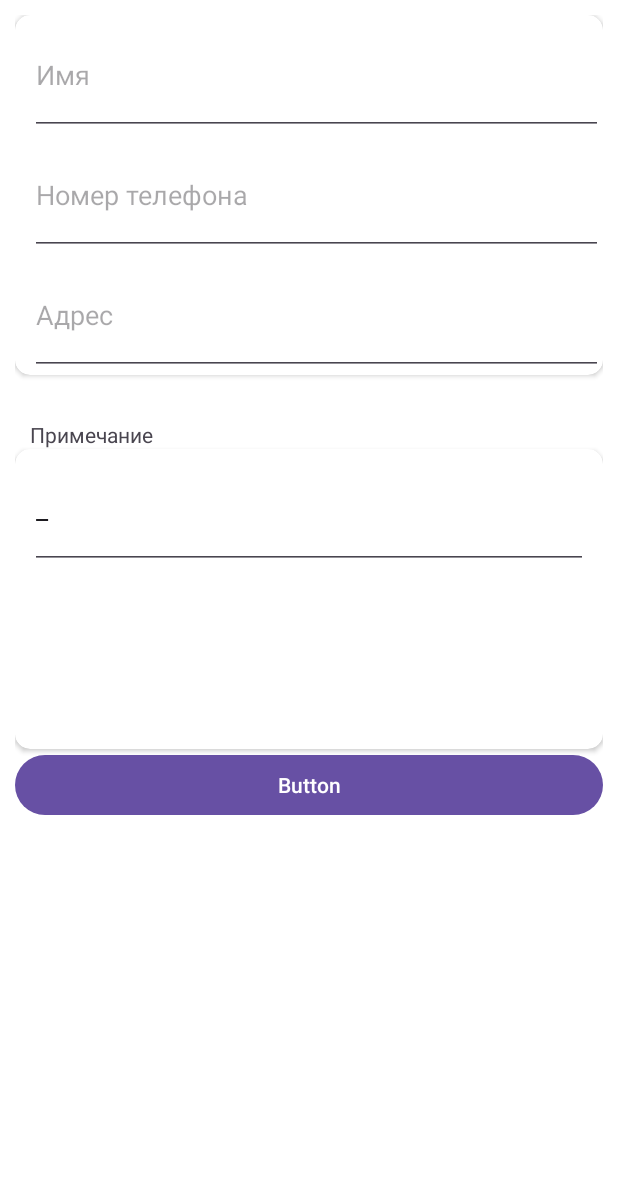
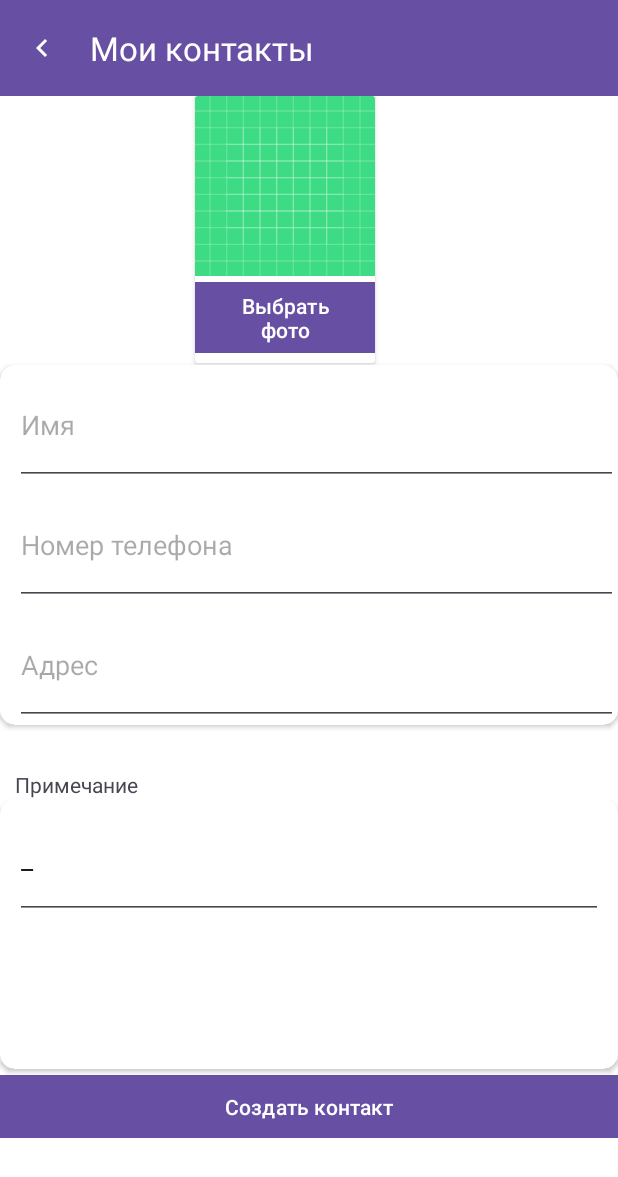
Before and after one commit to UJINNNEU/Organizer, an Android app: the AddContacts screen opened through its navigation route, on a phone screen of 412 x 824 dp. Shown: the top 1177 px of the screen. Run offline under Robolectric (Android 15) with nearby library versions, the phone set to English and light mode, and no system bars.

```diff
--- a/app/src/main/java/com/example/lab3/AddContacts.kt
+++ b/app/src/main/java/com/example/lab3/AddContacts.kt
@@ -5,18 +5,31 @@ import androidx.fragment.app.Fragment
 import android.view.LayoutInflater
 import android.view.View
 import android.view.ViewGroup
+import androidx.navigation.fragment.findNavController
+import com.example.lab3.databinding.FragmentAddContactsBinding
+import com.example.lab3.databinding.FragmentContactsBinding
 
 
 class AddContacts : Fragment() {
-
+    private var _binding: FragmentAddContactsBinding? = null
+    private val binding get() = _binding!!
 
     override fun onCreateView(
         inflater: LayoutInflater, container: ViewGroup?,
         savedInstanceState: Bundle?
     ): View? {
-        // Inflate the layout for this fragment
+        return inflater.inflate(R.layout.fragment_add_contacts, container, false)
+    }
 
-        return inflater.inflate(R.layout.fragment_add_contacts, container, false)
+    override fun onViewCreated(view: View, savedInstanceState: Bundle?) {
+        super.onViewCreated(view, savedInstanceState)
+        _binding = FragmentAddContactsBinding.bind(view)
+        binding.toolbar.setNavigationIcon(R.drawable.back)
+        binding.toolbar.setNavigationOnClickListener {
+            findNavController().navigateUp() // Закрываем фрагмент
+        }
+
+        binding.imageView3.setImageResource(R.drawable.ic_launcher_background)
     }
 
 
--- a/app/src/main/java/com/example/lab3/Contacts.kt
+++ b/app/src/main/java/com/example/lab3/Contacts.kt
@@ -36,7 +36,7 @@ class Contacts : Fragment() {
         }
         binding.toolbar.setOnMenuItemClickListener { item ->
             when (item.itemId) {
-                R.id.action_third_fragment -> {
+                R.id.addContact -> {
                     findNavController().navigate(R.id.action_contacts2_to_addContacts)
                     true
                 }
--- a/app/src/main/java/com/example/lab3/Task.kt
+++ b/app/src/main/java/com/example/lab3/Task.kt
@@ -1,6 +1,7 @@
 package com.example.lab3
 
 import android.os.Bundle
+import android.util.Log
 import androidx.fragment.app.Fragment
 import android.view.LayoutInflater
 import android.view.View
@@ -31,8 +32,9 @@ class Task : Fragment() {
         }
         binding.taskToolbar.setOnMenuItemClickListener { item ->
             when (item.itemId) {
-                R.id.action_third_fragment -> {
-                    findNavController().navigate(R.id.action_contacts2_to_addContacts)
+                R.id.goToAddTask -> {
+                    Log.d("Mylog","vhod")
+                    findNavController().navigate(R.id.action_task_to_addTask)
                     true
                 }
                 else -> false
--- a/app/src/main/res/layout/fragment_add_contacts.xml
+++ b/app/src/main/res/layout/fragment_add_contacts.xml
@@ -11,16 +11,56 @@
         android:layout_width="match_parent"
         android:layout_height="match_parent"
         android:background="@color/white"
-        android:orientation="vertical"
-        android:paddingStart="10dp"
-        android:paddingTop="10dp"
-        android:paddingEnd="10dp">
+        android:orientation="vertical">
 
-        <Space
-            android:layout_width="wrap_content"
-            android:layout_height="0dp"
-            android:visibility="visible"
-            tools:visibility="visible" />
+        <androidx.appcompat.widget.Toolbar
+            android:id="@+id/toolbar"
+            android:layout_width="match_parent"
+            android:layout_height="wrap_content"
+            app:title="@string/МоиКонтакты"
+            app:titleTextColor="@color/white"
+            android:background="?attr/colorPrimary"
+            android:minHeight="?attr/actionBarSize"
+            android:theme="?attr/actionBarTheme" />
+
+        <LinearLayout
+            android:layout_width="match_parent"
+            android:layout_height="179dp"
+            android:orientation="horizontal">
+
+            <Space
+                android:id="@+id/spaceid"
+                android:layout_width="130dp"
+                android:layout_height="match_parent"
+                android:layout_weight="0" />
+
+            <androidx.cardview.widget.CardView
+                android:layout_width="120dp"
+                android:layout_height="178dp"
+                android:clipToPadding="true"
+                android:layout_weight="0">
+
+                <LinearLayout
+                    android:layout_width="match_parent"
+                    android:layout_height="match_parent"
+                    android:orientation="vertical">
+
+                    <ImageView
+                        android:id="@+id/imageView3"
+                        android:layout_width="120dp"
+                        android:layout_height="120dp"
+                        tools:src="@tools:sample/avatars" />
+
+                    <Button
+                        android:id="@+id/button2"
+                        android:layout_width="120dp"
+                        android:layout_height="wrap_content"
+                        android:text="@string/selectPhoto"
+                        app:cornerRadius="0dp" />
+                </LinearLayout>
+
+            </androidx.cardview.widget.CardView>
+        </LinearLayout>
 
         <androidx.cardview.widget.CardView
             android:layout_width="match_parent"
@@ -83,7 +123,7 @@
 
         <androidx.cardview.widget.CardView
             android:layout_width="match_parent"
-            android:layout_height="200dp"
+            android:layout_height="180dp"
             app:cardCornerRadius="10dp">
 
             <LinearLayout
@@ -108,10 +148,11 @@
         </androidx.cardview.widget.CardView>
 
         <Button
-            android:id="@+id/button"
+            android:id="@+id/Donebutton"
             android:layout_width="match_parent"
-            android:layout_height="wrap_content"
-            android:text="Button" />
+            android:layout_height="50dp"
+            android:text="@string/createContact"
+            app:cornerRadius="0dp" />
 
     </LinearLayout>
 </FrameLayout>
--- a/app/src/main/res/layout/fragment_task.xml
+++ b/app/src/main/res/layout/fragment_task.xml
@@ -18,6 +18,7 @@
             android:background="@color/acrionBarColor"
             app:titleTextColor="@color/white"
             app:title="@string/МоиЗадачи"
+            app:menu="@menu/menu_task"
             android:minHeight="?attr/actionBarSize"
             android:theme="?attr/actionBarTheme" />
 
--- a/app/src/main/res/menu/menu_contact.xml
+++ b/app/src/main/res/menu/menu_contact.xml
@@ -3,7 +3,7 @@
     xmlns:app="http://schemas.android.com/apk/res-auto">
 
     <item
-        android:id="@+id/action_third_fragment"
+        android:id="@+id/addContact"
         android:title="@string/addContact"
         android:icon="@drawable/baseline_add_24"
         android:orderInCategory="100"
--- a/app/src/main/res/values/strings.xml
+++ b/app/src/main/res/values/strings.xml
@@ -24,6 +24,14 @@
     <string name="addTask">Добавить задачу</string>
     <string name="addContact">Добавить контакт</string>
 
+    <string name="createContact">Создать контакт</string>
+    <string name="createTask">Создать задачу</string>
+
+    <string name="selectPhoto">Выбрать фото</string>
+
+
+
+
 
 
 </resources>
```
Also changed, not shown: app/src/main/java/com/example/lab3/AddTask.kt (+14 -1 lines), app/src/main/res/layout/fragment_add_task.xml (+24 -2 lines), app/src/main/res/menu/menu_task.xml (+5 -2 lines).
